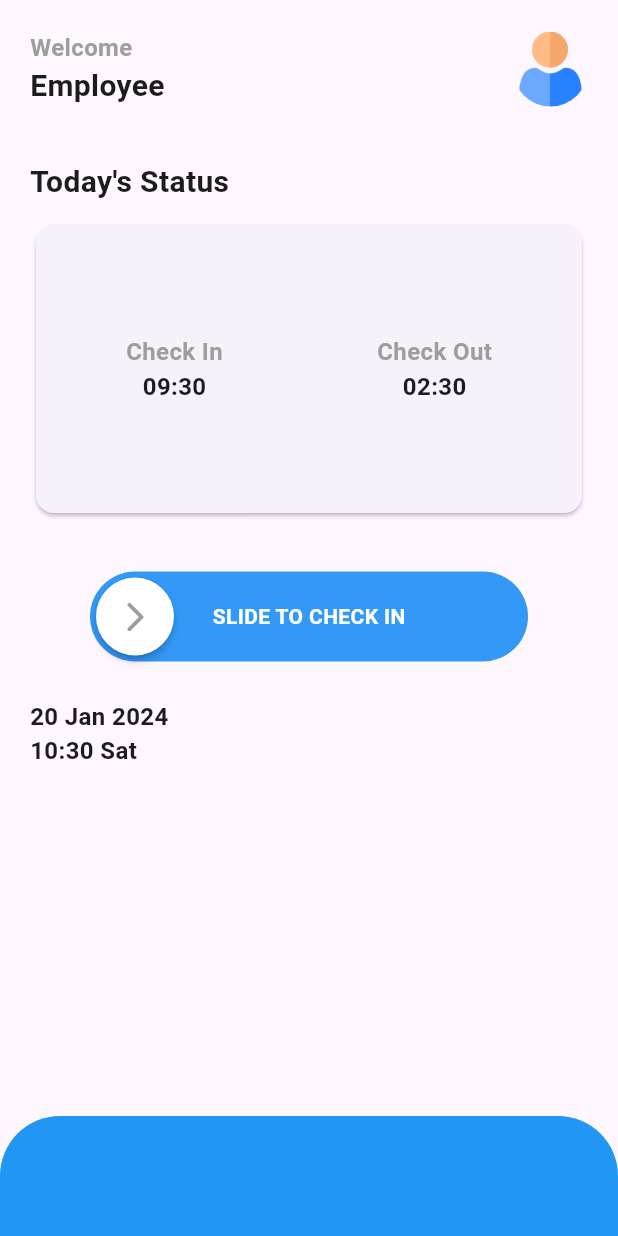
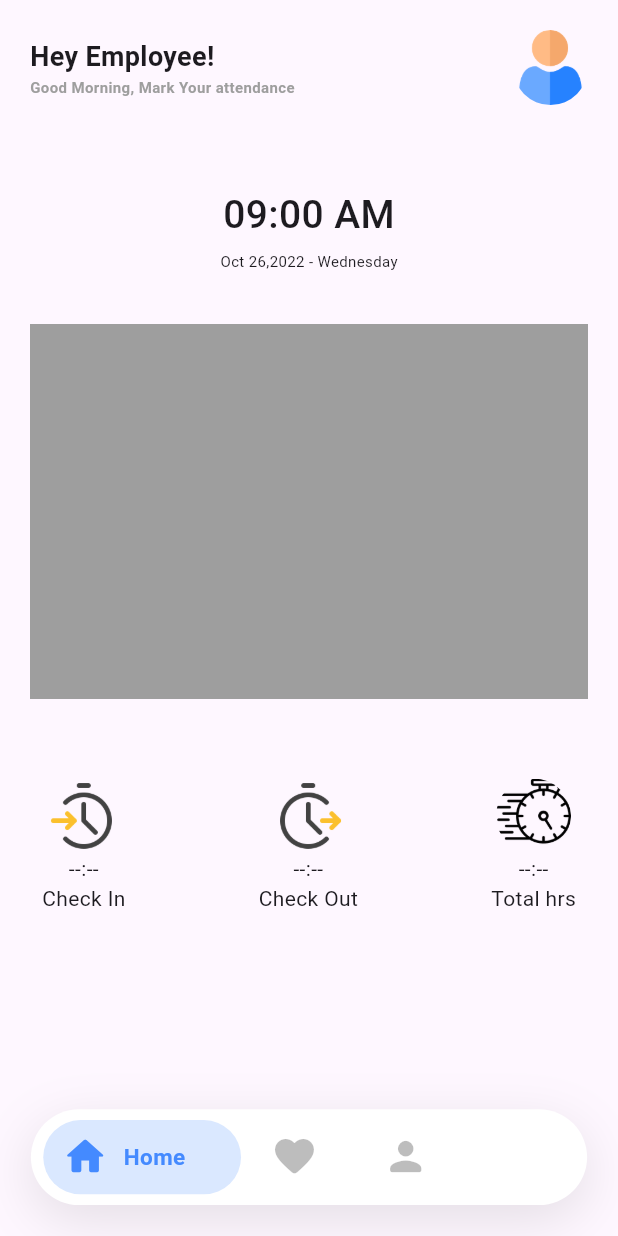
Before and after one commit to Ebrahim22Hassan/shiftsync_attendance, a Flutter app: the HomePage screen opened directly, on a phone screen of 412 x 824 dp. Run offline on Flutter 3.47's test engine with Material 3 defaults, Android fonts, the light colour scheme and no system bars; drawn by our look-alikes of swipeable_button_view; our stand-ins replace bloc, dartz, dio, equatable, firebase_auth, firebase_core and 6 more; accounts and stored records are empty; generated files the repository leaves out were written again.

Commit message:
home page

```diff
--- a/lib/features/auth/presentation/pages/home_page.dart
+++ b/lib/features/auth/presentation/pages/home_page.dart
@@ -3,6 +3,7 @@ import 'package:gap/gap.dart';
 import 'package:intl/intl.dart';
 
 import '../widgets/flutter_neumorphic.dart';
+import '../widgets/my_custom_bottom_navigation_bar.dart';
 import '../widgets/slider_button.dart';
 
 class HomePage extends StatelessWidget {
@@ -28,16 +29,18 @@ class HomePage extends StatelessWidget {
                     crossAxisAlignment: CrossAxisAlignment.start,
                     children: [
                       Text(
-                        "Welcome",
+                        "Hey Employee!",
                         style: TextStyle(
-                            fontWeight: FontWeight.w600,
-                            fontSize: 16,
-                            color: Colors.grey),
+                            fontWeight: FontWeight.bold,
+                            fontSize: 18,
+                            ),
                       ),
                       Text(
-                        "Employee",
-                        style: TextStyle(
-                            fontWeight: FontWeight.bold, fontSize: 20),
+                        "Good Morning, Mark Your attendance",
+                        style:TextStyle(
+                            fontWeight: FontWeight.w600,
+                            fontSize: 10,
+                            color: Colors.grey),
                       ),
                     ],
                   ),
@@ -52,109 +55,163 @@ class HomePage extends StatelessWidget {
                   )
                 ],
               ),
+              const Gap(55),
+              const SizedBox(
+                width: double.infinity,
+                  child: Center(child: Text("09:00 AM",style: TextStyle(fontSize: 26,fontWeight: FontWeight.w500),))),
+              const Gap(5),
+              const SizedBox(
+                width: double.infinity,
+                  child: Center(child: Text("Oct 26,2022 - Wednesday",style: TextStyle(fontSize: 10,fontWeight: FontWeight.w400),))),
               const Gap(35),
+              Container(
+                height: 250,
+                width: double.infinity,
+                color: Colors.grey,
+              ),
+              const Gap(45),
+              Padding(
+                padding: const EdgeInsets.all(8.0),
+                child: Row(
 
-              const Text(
-                "Today's Status",
-                style: TextStyle(fontSize: 20, fontWeight: FontWeight.bold),
-              ),
-              const Gap(10),
-              const SizedBox(
-                height: 200,
-                child: Card(
-                  elevation: 1.2,
-                  child: Padding(
-                    padding: EdgeInsets.all(60),
-                    child: Column(
-                      mainAxisAlignment: MainAxisAlignment.spaceEvenly,
-                      children: [
-                        Row(
-                          mainAxisAlignment: MainAxisAlignment.spaceBetween,
-                          children: [
-                            Column(
-                              children: [
-                                Text(
-                                  "Check In",
-                                  style: TextStyle(
-                                      fontWeight: FontWeight.w600,
-                                      fontSize: 16,
-                                      color: Colors.grey),
-                                ),
-                                Text(
-                                  "09:30",
-                                  style: TextStyle(
-                                      fontWeight: FontWeight.bold,
-                                      fontSize: 16),
-                                ),
-                              ],
-                            ),
-                            Column(
-                              children: [
-                                Text(
-                                  "Check Out",
-                                  style: TextStyle(
-                                      fontWeight: FontWeight.w600,
-                                      fontSize: 16,
-                                      color: Colors.grey),
-                                ),
-                                Text(
-                                  "02:30",
-                                  style: TextStyle(
-                                      fontWeight: FontWeight.bold,
-                                      fontSize: 16),
-                                ),
-                              ],
-                            ),
-                          ],
+                  mainAxisAlignment: MainAxisAlignment.spaceBetween,
+                  children: [
+                    Column(children: [
+                      Container(
+                        height: 50,
+                        width: 50,
+                        decoration: BoxDecoration(
+                          shape: BoxShape.circle,
+                          image: DecorationImage(
+                            image: AssetImage("assets/images/clock_in.png")
+                          )
                         ),
-                      ],
-                    ),
-                  ),
-                ),
-              ),
-              const Gap(10),
-              const MyCustomSliderButton(),
-              Column(
-                crossAxisAlignment: CrossAxisAlignment.start,
-                children: [
-
-                  Text(
-                    formattedDate,
-                    style: const TextStyle(
-                        fontWeight: FontWeight.bold, fontSize: 16),
-                  ),
-                  Row(
-                    children: [
-
-                      Text(
-                        formattedTime,
-                        style: const TextStyle(
-                            fontWeight: FontWeight.bold, fontSize: 16),
                       ),
-                      const Text(
-                        " Sat",
-                        style: TextStyle(
-                            fontWeight: FontWeight.bold, fontSize: 16),
+                      Text("--:--"),
+                      Text("Check In"),
+                    ],),
+                    Column(children: [
+                      Container(
+                        height: 50,
+                        width: 50,
+                        decoration: BoxDecoration(
+                          shape: BoxShape.circle,
+                          image: DecorationImage(
+                            image: AssetImage("assets/images/clock_out.png")
+                          )
+                        ),
                       ),
-                    ],
-                  ),
-                ],
-              ),
-              const Gap(35),
-
-              // Today's Status
-
+                      Text("--:--"),
+                      Text("Check Out"),
+                    ],),
+                    Column(children: [
+                      Container(
+                        height: 50,
+                        width: 50,
+                        decoration: BoxDecoration(
+                          shape: BoxShape.circle,
+                          image: DecorationImage(
+                            image: AssetImage("assets/images/total_hrs.png")
+                          )
+                        ),
+                      ),
+                      Text("--:--"),
+                      Text("Total hrs"),
+                    ],),
+                ],),
+              )
+              // const Text(
+              //   "Today's Status",
+              //   style: TextStyle(fontSize: 20, fontWeight: FontWeight.bold),
+              // ),
+              // const Gap(10),
+              // const SizedBox(
+              //   height: 200,
+              //   child: Card(
+              //     elevation: 1.2,
+              //     child: Padding(
+              //       padding: EdgeInsets.all(60),
+              //       child: Column(
+              //         mainAxisAlignment: MainAxisAlignment.spaceEvenly,
+              //         children: [
+              //           Row(
+              //             mainAxisAlignment: MainAxisAlignment.spaceBetween,
+              //             children: [
+              //               Column(
+              //                 children: [
+              //                   Text(
+              //                     "Check In",
+              //                     style: TextStyle(
+              //                         fontWeight: FontWeight.w600,
+              //                         fontSize: 16,
+              //                         color: Colors.grey),
+              //                   ),
+              //                   Text(
+              //                     "09:30",
+              //                     style: TextStyle(
+              //                         fontWeight: FontWeight.bold,
+              //                         fontSize: 16),
+              //                   ),
+              //                 ],
+              //               ),
+              //               Column(
+              //                 children: [
+              //                   Text(
+              //                     "Check Out",
+              //                     style: TextStyle(
+              //                         fontWeight: FontWeight.w600,
+              //                         fontSize: 16,
+              //                         color: Colors.grey),
+              //                   ),
+              //                   Text(
+              //                     "02:30",
+              //                     style: TextStyle(
+              //                         fontWeight: FontWeight.bold,
+              //                         fontSize: 16),
+              //                   ),
+              //                 ],
+              //               ),
+              //             ],
+              //           ),
+              //         ],
+              //       ),
+              //     ),
+              //   ),
+              // ),
+              // const Gap(10),
+              // const MyCustomSliderButton(),
+              // Column(
+              //   crossAxisAlignment: CrossAxisAlignment.start,
+              //   children: [
+              //
+              //     Text(
+              //       formattedDate,
+              //       style: const TextStyle(
+              //           fontWeight: FontWeight.bold, fontSize: 16),
+              //     ),
+              //     Row(
+              //       children: [
+              //
+              //         Text(
+              //           formattedTime,
+              //           style: const TextStyle(
+              //               fontWeight: FontWeight.bold, fontSize: 16),
+              //         ),
+              //         const Text(
+              //           " Sat",
+              //           style: TextStyle(
+              //               fontWeight: FontWeight.bold, fontSize: 16),
+              //         ),
+              //       ],
+              //     ),
+              //   ],
+              // ),
+              //
             ],
           ),
         ),
       ),
-      bottomNavigationBar: Container(
-        height: 80,
-       decoration: BoxDecoration(
-         color: Colors.blue,
-         borderRadius: BorderRadius.only(topLeft: Radius.circular(40),topRight: Radius.circular(40))
-       ),
-      ),
+      bottomNavigationBar:const MyCustomBottomNavigationBar()
     );
   }
 }
--- /dev/null
+++ b/lib/features/auth/presentation/widgets/my_custom_bottom_navigation_bar.dart
@@ -0,0 +1,136 @@
+import 'package:flutter/material.dart';
+import 'package:flutter/services.dart';
+
+class MyCustomBottomNavigationBar extends StatefulWidget {
+  const MyCustomBottomNavigationBar({super.key});
+
+  @override
+  MyCustomBottomNavigationBarState createState() => MyCustomBottomNavigationBarState();
+}
+
+class MyCustomBottomNavigationBarState extends State<MyCustomBottomNavigationBar> {
+  var currentIndex = 0;
+  List<IconData> listOfIcons = [
+    Icons.home_rounded,
+    Icons.favorite_rounded,
+    Icons.person_rounded,
+  ];
+
+  List<String> listOfStrings = [
+    'Home',
+    'Favorite',
+    'Account',
+  ];
+  @override
+  Widget build(BuildContext context) {
+    double displayWidth = MediaQuery.of(context).size.width;
+    return Container(
+      margin: EdgeInsets.all(displayWidth * .05),
+      height: displayWidth * .155,
+      decoration: BoxDecoration(
+        color: Colors.white,
+        boxShadow: [
+          BoxShadow(
+            color: Colors.black.withOpacity(.1),
+            blurRadius: 30,
+            offset: const Offset(0, 10),
+          ),
+        ],
+        borderRadius: BorderRadius.circular(50),
+      ),
+      child: ListView.builder(
+        itemCount: 3,
+        scrollDirection: Axis.horizontal,
+        padding: EdgeInsets.symmetric(horizontal: displayWidth * .02),
+        itemBuilder: (context, index) => InkWell(
+          onTap: () {
+            setState(() {
+              currentIndex = index;
+              HapticFeedback.lightImpact();
+            });
+          },
+          splashColor: Colors.transparent,
+          highlightColor: Colors.transparent,
+          child: Stack(
+            children: [
+              AnimatedContainer(
+                duration: const Duration(seconds: 1),
+                curve: Curves.fastLinearToSlowEaseIn,
+                width: index == currentIndex
+                    ? displayWidth * .32
+                    : displayWidth * .18,
+                alignment: Alignment.center,
+                child: AnimatedContainer(
+                  duration: const Duration(seconds: 1),
+                  curve: Curves.fastLinearToSlowEaseIn,
+                  height: index == currentIndex ? displayWidth * .12 : 0,
+                  width: index == currentIndex ? displayWidth * .32 : 0,
+                  decoration: BoxDecoration(
+                    color: index == currentIndex
+                        ? Colors.blueAccent.withOpacity(.2)
+                        : Colors.transparent,
+                    borderRadius: BorderRadius.circular(50),
+                  ),
+                ),
+              ),
+              AnimatedContainer(
+                duration: const Duration(seconds: 1),
+                curve: Curves.fastLinearToSlowEaseIn,
+                width: index == currentIndex
+                    ? displayWidth * .31
+                    : displayWidth * .18,
+                alignment: Alignment.center,
+                child: Stack(
+                  children: [
+                    Row(
+                      children: [
+                        AnimatedContainer(
+                          duration: const Duration(seconds: 1),
+                          curve: Curves.fastLinearToSlowEaseIn,
+                          width:
+                          index == currentIndex ? displayWidth * .13 : 0,
+                        ),
+                        AnimatedOpacity(
+                          opacity: index == currentIndex ? 1 : 0,
+                          duration: const Duration(seconds: 1),
+                          curve: Curves.fastLinearToSlowEaseIn,
+                          child: Text(
+                            index == currentIndex ? listOfStrings[index] : '',
+                            style: const TextStyle(
+                              color: Colors.blueAccent,
+                              fontWeight: FontWeight.w600,
+                              fontSize: 15,
+                            ),
+                          ),
+                        ),
+                      ],
+                    ),
+                    Row(
+                      children: [
+                        AnimatedContainer(
+                          duration: const Duration(seconds: 1),
+                          curve: Curves.fastLinearToSlowEaseIn,
+                          width:
+                          index == currentIndex ? displayWidth * .03 : 20,
+                        ),
+                        Icon(
+                          listOfIcons[index],
+                          size: displayWidth * .076,
+                          color: index == currentIndex
+                              ? Colors.blueAccent
+                              : Colors.black26,
+                        ),
+                      ],
+                    ),
+                  ],
+                ),
+              ),
+            ],
+          ),
+        ),
+      ),
+    );
+  }
+
+
+}
```
Also changed, not shown: assets/images/clock_in.png (added), assets/images/clock_out.png (added), assets/images/total_hrs.png (added).
